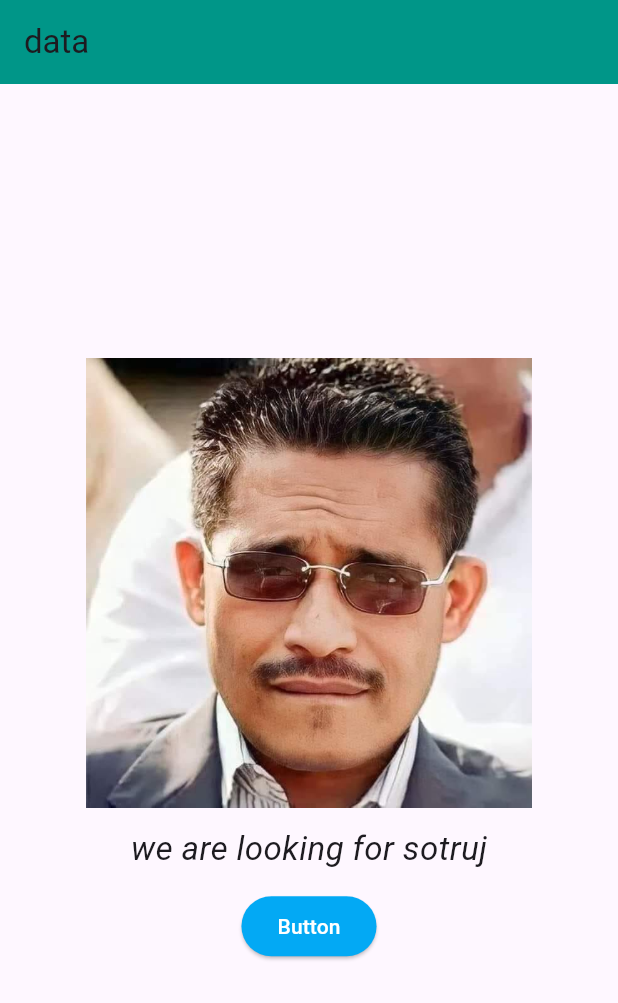
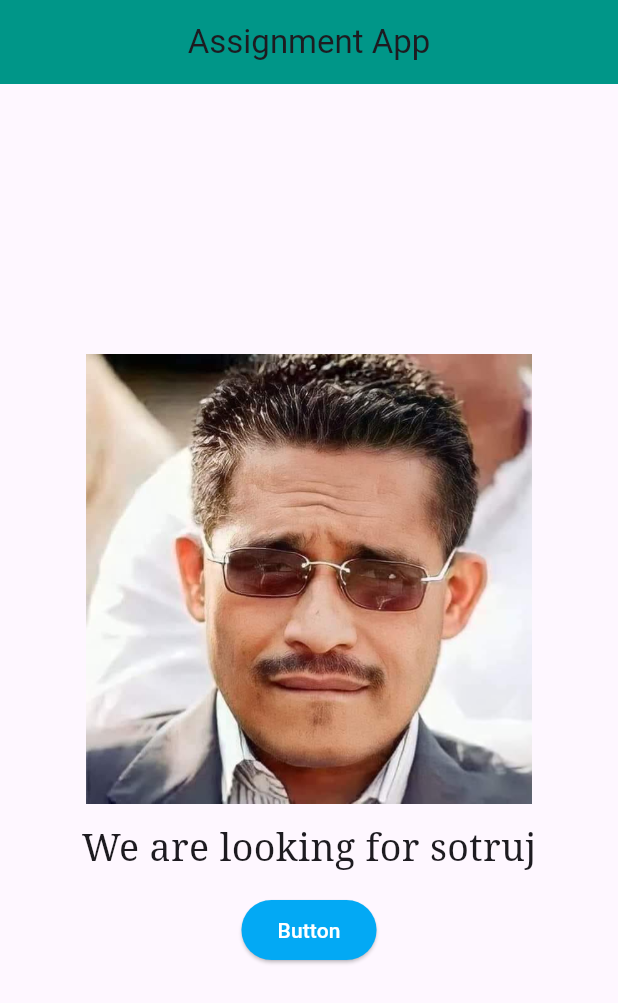
Before and after one commit to IbsharIbnaEbad/assignment_cse3212, a Flutter app: the screen it shows after launch, on a phone screen of 412 x 824 dp. Shown: the top 1003 px of the screen. Run offline on Flutter 3.47's test engine with Material 3 defaults, Android fonts, the phone set to English and light mode, and no system bars; our stand-ins replace fluttertoast.

Commit message:
final v2

```diff
--- a/lib/main.dart
+++ b/lib/main.dart
@@ -31,30 +31,32 @@ class _HomeState extends State<Home> {
     return Scaffold(
       appBar: AppBar(
         backgroundColor: Colors.teal,
-        title: Text(
-            'data'),
+        title: Center(
+          child: Text('Assignment App'),
+        ),
       ),
       body: Center(
-        child: Column(
-          mainAxisAlignment: MainAxisAlignment.center,
-            children: [
+        child: Column(mainAxisAlignment: MainAxisAlignment.center, children: [
           SizedBox(
             height: 300,
             width: 400,
             child: Image.asset('assets/images/q.jpg'),
           ),
           Padding(
+            padding: const EdgeInsets.all(12.0),
+            child: Text(
+              'We are looking for sotruj',
+              style: TextStyle(
+                  fontFamily: 'NotoSerif',
+                  fontSize: 25,
 
-                padding: const EdgeInsets.all(12.0),
-                child: Text('we are looking for sotruj',
-                  style: TextStyle(fontSize: 22, fontStyle: FontStyle.italic),),
                 ),
-
+            ),
+          ),
           ElevatedButton(
               style: ElevatedButton.styleFrom(
                   backgroundColor: Colors.lightBlue, // Background color
-                    foregroundColor: Colors.white
-                  ),
+                  foregroundColor: Colors.white),
               onPressed: () {
                 Fluttertoast.showToast(
                     msg: 'toast is on the bottom ',
@@ -63,18 +65,11 @@ class _HomeState extends State<Home> {
                     timeInSecForIosWeb: 22,
                     backgroundColor: Colors.black,
                     textColor: Colors.white,
-                        fontSize: 16.0
-                    );
-
+                    fontSize: 16.0);
               },
-                  child: Text('Button')
-              )
-
-            ]
+              child: Text('Button'))
+        ]),
       ),
-      ),
-
-
     );
   }
 }
```
Also changed, not shown: pubspec.yaml (+18 -12 lines), 1 other file. Lines whose indentation alone changed are shown as unchanged.
